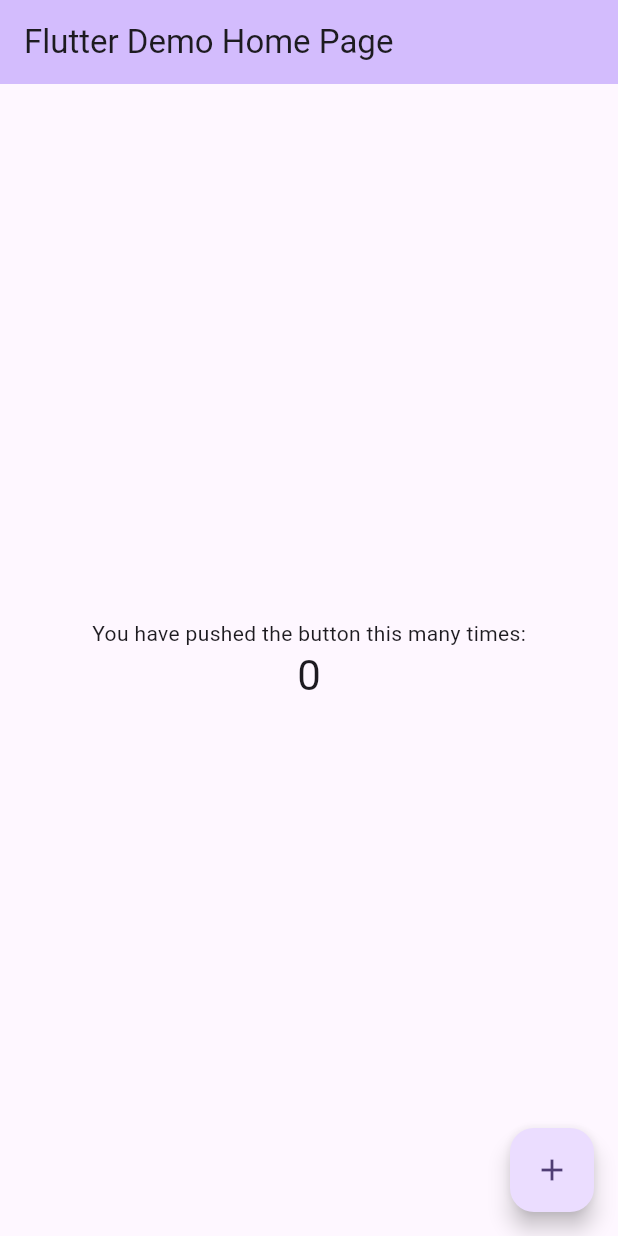
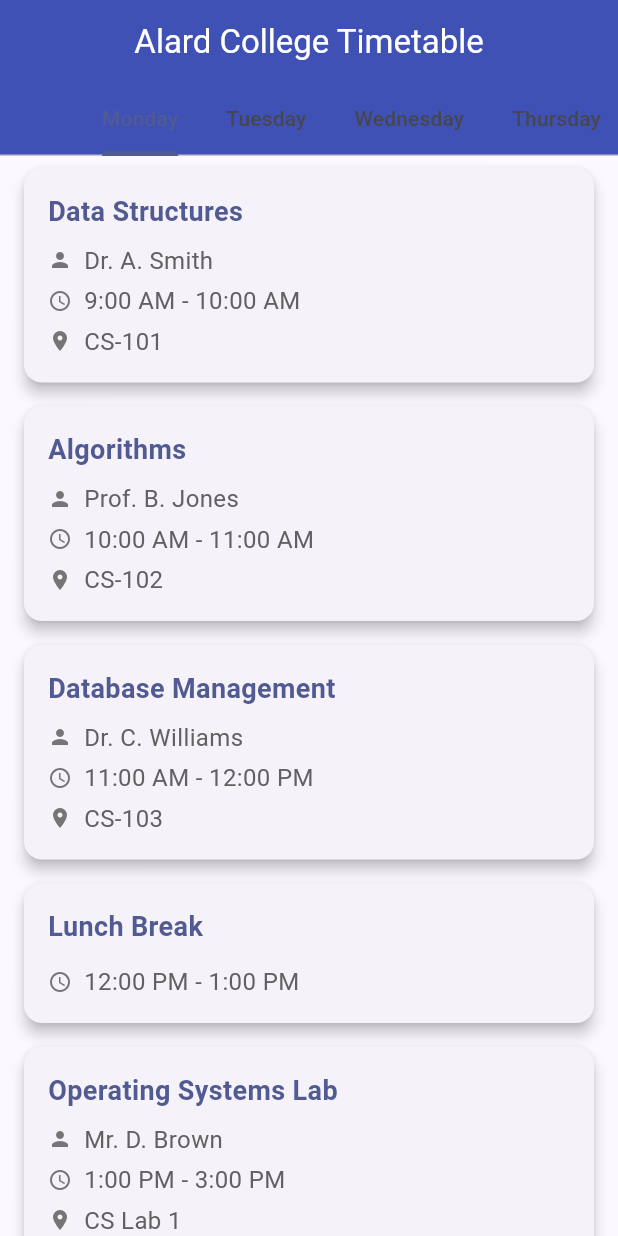
Before and after one commit to could-ai/019a5272-c416-7725-af3c-28bb875ed9de, a Flutter app: the screen it shows after launch, on a phone screen of 412 x 824 dp. Run offline on Flutter 3.47's test engine with Material 3 defaults, Android fonts, the phone set to English and light mode, and no system bars.

Commit message:
I have completely overhauled the main.dart file to launch the new timetable application. The previous counter app functionality has been removed. The MaterialApp widget is now configured with a title 'Alard College Timetable' and a new theme centered around Colors.indigo, providing a professional look suitable for a college app. The home property is set to TimetableScreen, making it the new entry point of the application. The debug banner has also been disabled.; This new file creates the main user interface for the timetable app. It features a tabbed layout to display the schedule for each day of the week, from Monday to Friday. I've used a DefaultTabController and TabBar for easy navigation between days. Each tab's content is a ListView that dynamically builds a list of classes for that day using mock data, ensuring a clean and organized presentation of the timetable.; I've created this new file to define the data structure for a single timetable entry. The TimetableEntry class acts as a model, holding all the necessary information for a class session, including the subject, teacher's name, time slot, and room number. This ensures that the timetable data is well-structured and easy to manage throughout the application.; To populate the timetable with realistic data, I've created this file containing mock schedule information. It defines static lists of TimetableEntry objects for each day of the week, from Monday to Friday. This includes various subjects, professor names, time slots, and room numbers, providing a complete and ready-to-display timetable without needing any external data source.; This new widget is a reusable UI component for displaying a single timetable entry in a visually appealing card format. I've designed it to clearly present the subject, teacher, time, and room number, complete with corresponding icons. This modular approach makes the main timetable screen cleaner and easier to manage, as the presentation logic for each entry is neatly encapsulated within this widget.

```diff
--- /dev/null
+++ b/usr/lib/data/mock_data.dart
@@ -0,0 +1,43 @@
+import '../models/timetable_entry.dart';
+
+class MockData {
+  static final List<TimetableEntry> monday = [
+    TimetableEntry(subject: 'Data Structures', teacher: 'Dr. A. Smith', time: '9:00 AM - 10:00 AM', room: 'CS-101'),
+    TimetableEntry(subject: 'Algorithms', teacher: 'Prof. B. Jones', time: '10:00 AM - 11:00 AM', room: 'CS-102'),
+    TimetableEntry(subject: 'Database Management', teacher: 'Dr. C. Williams', time: '11:00 AM - 12:00 PM', room: 'CS-103'),
+    TimetableEntry(subject: 'Lunch Break', teacher: '', time: '12:00 PM - 1:00 PM', room: ''),
+    TimetableEntry(subject: 'Operating Systems Lab', teacher: 'Mr. D. Brown', time: '1:00 PM - 3:00 PM', room: 'CS Lab 1'),
+  ];
+
+  static final List<TimetableEntry> tuesday = [
+    TimetableEntry(subject: 'Operating Systems', teacher: 'Mr. D. Brown', time: '9:00 AM - 10:00 AM', room: 'CS-201'),
+    TimetableEntry(subject: 'Computer Networks', teacher: 'Ms. E. Davis', time: '10:00 AM - 11:00 AM', room: 'CS-202'),
+    TimetableEntry(subject: 'Software Engineering', teacher: 'Dr. F. Miller', time: '11:00 AM - 12:00 PM', room: 'CS-203'),
+    TimetableEntry(subject: 'Lunch Break', teacher: '', time: '12:00 PM - 1:00 PM', room: ''),
+    TimetableEntry(subject: 'Data Structures Lab', teacher: 'Dr. A. Smith', time: '1:00 PM - 3:00 PM', room: 'CS Lab 2'),
+  ];
+
+  static final List<TimetableEntry> wednesday = [
+    TimetableEntry(subject: 'Algorithms', teacher: 'Prof. B. Jones', time: '9:00 AM - 10:00 AM', room: 'CS-102'),
+    TimetableEntry(subject: 'Database Management', teacher: 'Dr. C. Williams', time: '10:00 AM - 11:00 AM', room: 'CS-103'),
+    TimetableEntry(subject: 'Data Structures', teacher: 'Dr. A. Smith', time: '11:00 AM - 12:00 PM', room: 'CS-101'),
+    TimetableEntry(subject: 'Lunch Break', teacher: '', time: '12:00 PM - 1:00 PM', room: ''),
+    TimetableEntry(subject: 'Project Work', teacher: 'Dr. F. Miller', time: '1:00 PM - 4:00 PM', room: 'Project Hall'),
+  ];
+
+  static final List<TimetableEntry> thursday = [
+    TimetableEntry(subject: 'Computer Networks', teacher: 'Ms. E. Davis', time: '9:00 AM - 10:00 AM', room: 'CS-202'),
+    TimetableEntry(subject: 'Operating Systems', teacher: 'Mr. D. Brown', time: '10:00 AM - 11:00 AM', room: 'CS-201'),
+    TimetableEntry(subject: 'Software Engineering', teacher: 'Dr. F. Miller', time: '11:00 AM - 12:00 PM', room: 'CS-203'),
+    TimetableEntry(subject: 'Lunch Break', teacher: '', time: '12:00 PM - 1:00 PM', room: ''),
+    TimetableEntry(subject: 'Algorithms Lab', teacher: 'Prof. B. Jones', time: '1:00 PM - 3:00 PM', room: 'CS Lab 1'),
+  ];
+
+  static final List<TimetableEntry> friday = [
+    TimetableEntry(subject: 'Database Management Lab', teacher: 'Dr. C. Williams', time: '9:00 AM - 11:00 AM', room: 'CS Lab 2'),
+    TimetableEntry(subject: 'Professional Ethics', teacher: 'Guest Lecturer', time: '11:00 AM - 12:00 PM', room: 'Seminar Hall'),
+    TimetableEntry(subject: 'Lunch Break', teacher: '', time: '12:00 PM - 1:00 PM', room: ''),
+    TimetableEntry(subject: 'Library Hour', teacher: '', time: '1:00 PM - 2:00 PM', room: 'Library'),
+    TimetableEntry(subject: 'Sports', teacher: '', time: '2:00 PM - 4:00 PM', room: 'Ground'),
+  ];
+}
--- a/usr/lib/main.dart
+++ b/usr/lib/main.dart
@@ -1,4 +1,5 @@
 import 'package:flutter/material.dart';
+import 'timetable_screen.dart';
 
 void main() {
   runApp(const MyApp());
@@ -7,114 +8,21 @@ void main() {
 class MyApp extends StatelessWidget {
   const MyApp({super.key});
 
-  // This widget is the root of your application.
   @override
   Widget build(BuildContext context) {
     return MaterialApp(
-      title: 'Flutter Demo',
+      title: 'Alard College Timetable',
       debugShowCheckedModeBanner: false,
       theme: ThemeData(
-        // This is the theme of your application.
-        //
-        // TRY THIS: Try running your application with "flutter run". You'll see
-        // the application has a purple toolbar. Then, without quitting the app,
-        // try changing the seedColor in the colorScheme below to Colors.green
-        // and then invoke "hot reload" (save your changes or press the "hot
-        // reload" button in a Flutter-supported IDE, or press "r" if you used
-        // the command line to start the app).
-        //
-        // Notice that the counter didn't reset back to zero; the application
-        // state is not lost during the reload. To reset the state, use hot
-        // restart instead.
-        //
-        // This works for code too, not just values: Most code changes can be
-        // tested with just a hot reload.
-        colorScheme: ColorScheme.fromSeed(seedColor: Colors.deepPurple),
+        primarySwatch: Colors.indigo,
+        visualDensity: VisualDensity.adaptivePlatformDensity,
+        colorScheme: ColorScheme.fromSeed(seedColor: Colors.indigo),
+        appBarTheme: const AppBarTheme(
+          backgroundColor: Colors.indigo,
+          foregroundColor: Colors.white,
+        ),
       ),
-      home: const MyHomePage(title: 'Flutter Demo Home Page'),
+      home: const TimetableScreen(),
     );
   }
 }
-
-class MyHomePage extends StatefulWidget {
-  const MyHomePage({super.key, required this.title});
-
-  // This widget is the home page of your application. It is stateful, meaning
-  // that it has a State object (defined below) that contains fields that affect
-  // how it looks.
-
-  // This class is the configuration for the state. It holds the values (in this
-  // case the title) provided by the parent (in this case the App widget) and
-  // used by the build method of the State. Fields in a Widget subclass are
-  // always marked "final".
-
-  final String title;
-
-  @override
-  State<MyHomePage> createState() => _MyHomePageState();
-}
-
-class _MyHomePageState extends State<MyHomePage> {
-  int _counter = 0;
-
-  void _incrementCounter() {
-    setState(() {
-      // This call to setState tells the Flutter framework that something has
-      // changed in this State, which causes it to rerun the build method below
-      // so that the display can reflect the updated values. If we changed
-      // _counter without calling setState(), then the build method would not be
-      // called again, and so nothing would appear to happen.
-      _counter++;
-    });
-  }
-
-  @override
-  Widget build(BuildContext context) {
-    // This method is rerun every time setState is called, for instance as done
-    // by the _incrementCounter method above.
-    //
-    // The Flutter framework has been optimized to make rerunning build methods
-    // fast, so that you can just rebuild anything that needs updating rather
-    // than having to individually change instances of widgets.
-    return Scaffold(
-      appBar: AppBar(
-        // TRY THIS: Try changing the color here to a specific color (to
-        // Colors.amber, perhaps?) and trigger a hot reload to see the AppBar
-        // change color while the other colors stay the same.
-        backgroundColor: Theme.of(context).colorScheme.inversePrimary,
-        // Here we take the value from the MyHomePage object that was created by
-        // the App.build method, and use it to set our appbar title.
-        title: Text(widget.title),
-      ),
-      body: Center(
-        // Center is a layout widget. It takes a single child and positions it
-        // in the middle of the parent.
-        child: Column(
-          // Column is also a layout widget. It takes a list of children and
-          // arranges them vertically. By default, it sizes itself to fit its
-          // children horizontally, and tries to be as tall as its parent.
-          //
-          // Column has various properties to control how it sizes itself and
-          // how it positions its children. Here we use mainAxisAlignment to
-          // center the children vertically; the main axis here is the vertical
-          // axis because Columns are vertical (the cross axis would be
-          // horizontal).
-          //
-          // TRY THIS: Invoke "debug painting" (choose the "Toggle Debug Paint"
-          // action in the IDE, or press "p" in the console), to see the
-          // wireframe for each widget.
-          mainAxisAlignment: MainAxisAlignment.center,
-          children: <Widget>[
-            const Text('You have pushed the button this many times:'),
-            Text('$_counter', style: Theme.of(context).textTheme.headlineMedium),
-          ],
-        ),
-      ),
-      floatingActionButton: FloatingActionButton(
-        onPressed: _incrementCounter,
-        tooltip: 'Increment',
-        child: const Icon(Icons.add),
-      ), // This trailing comma makes auto-formatting nicer for build methods.
-    );
-  }
-}
--- /dev/null
+++ b/usr/lib/models/timetable_entry.dart
@@ -0,0 +1,13 @@
+class TimetableEntry {
+  final String subject;
+  final String teacher;
+  final String time;
+  final String room;
+
+  TimetableEntry({
+    required this.subject,
+    required this.teacher,
+    required this.time,
+    required this.room,
+  });
+}
--- /dev/null
+++ b/usr/lib/timetable_screen.dart
@@ -0,0 +1,49 @@
+import 'package:flutter/material.dart';
+import 'data/mock_data.dart';
+import 'models/timetable_entry.dart';
+import 'widgets/timetable_card.dart';
+
+class TimetableScreen extends StatelessWidget {
+  const TimetableScreen({Key? key}) : super(key: key);
+
+  @override
+  Widget build(BuildContext context) {
+    return DefaultTabController(
+      length: 5, // For Monday to Friday
+      child: Scaffold(
+        appBar: AppBar(
+          title: const Text('Alard College Timetable'),
+          centerTitle: true,
+          bottom: const TabBar(
+            isScrollable: true,
+            tabs: [
+              Tab(text: 'Monday'),
+              Tab(text: 'Tuesday'),
+              Tab(text: 'Wednesday'),
+              Tab(text: 'Thursday'),
+              Tab(text: 'Friday'),
+            ],
+          ),
+        ),
+        body: TabBarView(
+          children: [
+            _buildDayView(MockData.monday),
+            _buildDayView(MockData.tuesday),
+            _buildDayView(MockData.wednesday),
+            _buildDayView(MockData.thursday),
+            _buildDayView(MockData.friday),
+          ],
+        ),
+      ),
+    );
+  }
+
+  Widget _buildDayView(List<TimetableEntry> entries) {
+    return ListView.builder(
+      itemCount: entries.length,
+      itemBuilder: (context, index) {
+        return TimetableCard(entry: entries[index]);
+      },
+    );
+  }
+}
--- /dev/null
+++ b/usr/lib/widgets/timetable_card.dart
@@ -0,0 +1,69 @@
+import 'package:flutter/material.dart';
+import '../models/timetable_entry.dart';
+
+class TimetableCard extends StatelessWidget {
+  final TimetableEntry entry;
+
+  const TimetableCard({Key? key, required this.entry}) : super(key: key);
+
+  @override
+  Widget build(BuildContext context) {
+    return Card(
+      margin: const EdgeInsets.symmetric(horizontal: 16, vertical: 8),
+      elevation: 4,
+      shape: RoundedRectangleBorder(borderRadius: BorderRadius.circular(12)),
+      child: Padding(
+        padding: const EdgeInsets.all(16.0),
+        child: Column(
+          crossAxisAlignment: CrossAxisAlignment.start,
+          children: [
+            Text(
+              entry.subject,
+              style: TextStyle(
+                fontSize: 18,
+                fontWeight: FontWeight.bold,
+                color: Theme.of(context).primaryColor,
+              ),
+            ),
+            const SizedBox(height: 8),
+            if (entry.teacher.isNotEmpty)
+              Row(
+                children: [
+                  Icon(Icons.person, size: 16, color: Colors.grey[600]),
+                  const SizedBox(width: 8),
+                  Text(
+                    entry.teacher,
+                    style: TextStyle(fontSize: 16, color: Colors.grey[700]),
+                  ),
+                ],
+              ),
+            const SizedBox(height: 4),
+            Row(
+              children: [
+                Icon(Icons.access_time, size: 16, color: Colors.grey[600]),
+                const SizedBox(width: 8),
+                Text(
+                  entry.time,
+                  style: TextStyle(fontSize: 16, color: Colors.grey[700]),
+                ),
+              ],
+            ),
+            if (entry.room.isNotEmpty)
+              const SizedBox(height: 4),
+            if (entry.room.isNotEmpty)
+              Row(
+                children: [
+                  Icon(Icons.location_on, size: 16, color: Colors.grey[600]),
+                  const SizedBox(width: 8),
+                  Text(
+                    entry.room,
+                    style: TextStyle(fontSize: 16, color: Colors.grey[700]),
+                  ),
+                ],
+              ),
+          ],
+        ),
+      ),
+    );
+  }
+}
```
